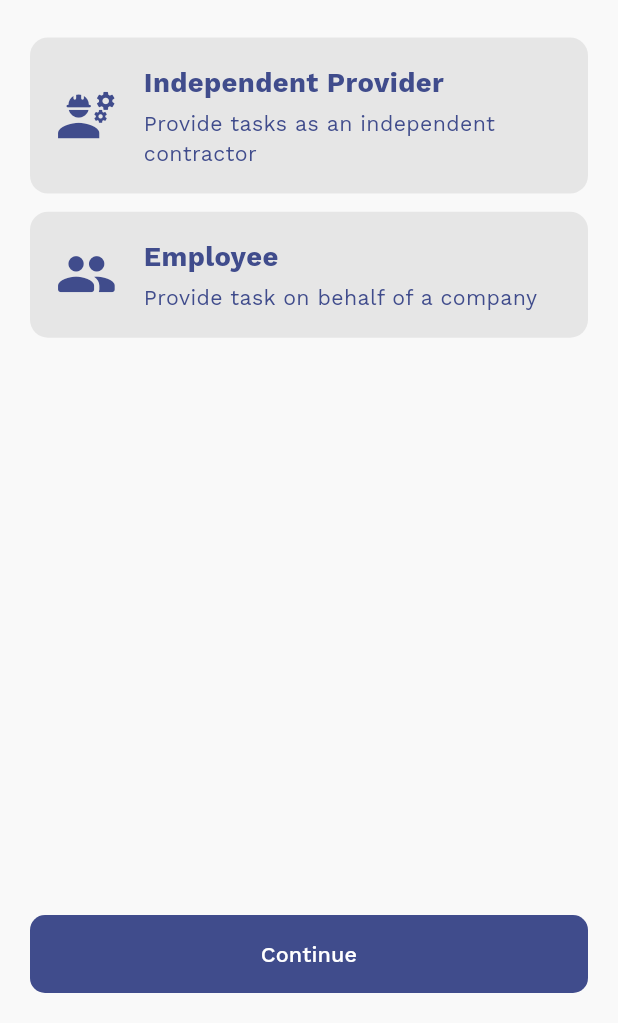
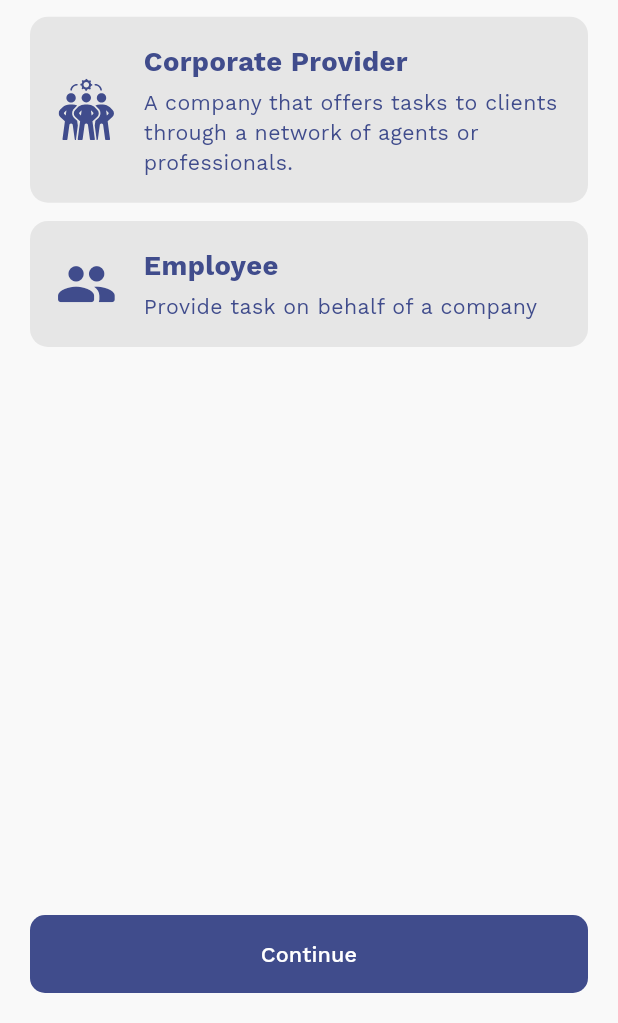
Before and after one commit to DevInnovech/ezpc_tasks_app, a Flutter app: the IndependentProviderSelectionScreen screen opened by its route, on a phone screen of 412 x 824 dp, the part 213-1236 px from its top. Run offline on Flutter 3.47's test engine with Material 3 defaults, Android fonts, the phone set to English and light mode, and no system bars; our stand-ins replace cached_network_image, equatable, firebase_auth, firebase_core, flutter_form_builder, flutter_riverpod and 6 more; accounts and stored records are empty; project files that could hold a hidden picture were left out.

Commit message:
register view
cambio de vistas de selecion de cuenta

```diff
--- a/lib/features/auth/presentation/screens/register/provider_employer_selector.dart
+++ b/lib/features/auth/presentation/screens/register/provider_employer_selector.dart
@@ -1,9 +1,11 @@
 import 'package:ezpc_tasks_app/features/auth/models/account_type.dart';
 import 'package:ezpc_tasks_app/routes/routes.dart';
+import 'package:ezpc_tasks_app/shared/utils/constans/k_images.dart';
 import 'package:ezpc_tasks_app/shared/utils/theme/constraints.dart';
 import 'package:ezpc_tasks_app/shared/utils/utils/utils.dart';
 import 'package:ezpc_tasks_app/shared/widgets/accounts_selector.dart';
 import 'package:ezpc_tasks_app/shared/widgets/custom_app_bar.dart';
+import 'package:ezpc_tasks_app/shared/widgets/custom_image.dart';
 import 'package:ezpc_tasks_app/shared/widgets/custom_text.dart';
 import 'package:ezpc_tasks_app/shared/widgets/primary_button.dart';
 import 'package:flutter/material.dart';
@@ -40,19 +42,20 @@ class _IndependentProviderSelectionScreenState
               fontWeight: FontWeight.bold,
               color: primaryColor,
             ),
-            const SizedBox(height: 24.0),
+            Utils.verticalSpace(10.0),
             AccountTypeSelector(
-              title: 'Independent Provider',
-              description: 'Provide tasks as an independent contractor',
-              iconOrImage: Icon(
-                Icons.engineering,
-                color: primaryColor,
-                size: iconSize,
+              title: 'Corporate Provider',
+              description:
+                  'A company that offers tasks to clients through a network of agents or professionals.',
+              iconOrImage: CustomImage(
+                path: KImages.corporatesvg,
+                height: iconSize,
+                width: iconSize,
               ),
-              isSelected: selectedIndependentType == 'Independent',
+              isSelected: selectedIndependentType == 'Corporate',
               onTap: () {
                 setState(() {
-                  selectedIndependentType = 'Independent';
+                  selectedIndependentType = 'Corporate';
                 });
               },
             ),
@@ -78,14 +81,14 @@ class _IndependentProviderSelectionScreenState
               onPressed: selectedIndependentType == null
                   ? null
                   : () {
-                      if (selectedIndependentType == 'Independent') {
+                      if (selectedIndependentType == 'Corporate') {
                         ref
                             .read(accountTypeProvider.notifier)
-                            .selectAccountType(AccountType.independentProvider);
+                            .selectAccountType(AccountType.corporateProvider);
 
                         Navigator.pushNamed(
                           context,
-                          RouteNames.createAccountScreen,
+                          RouteNames.signUpBusinessAccountScreen,
                         );
                       } else if (selectedIndependentType == 'Employee') {
                         ref
--- a/lib/routes/routes.dart
+++ b/lib/routes/routes.dart
@@ -33,8 +33,8 @@ class RouteNames {
 
   static const String accountTypeSelectionScreen =
       '/accountTypeSelectionScreen';
-  static const String providerTypeSelectionScreen =
-      '/providerTypeSelectionScreen';
+  /* static const String providerTypeSelectionScreen =
+      '/providerTypeSelectionScreen';*/
   static const String providerSelectionEmployer = '/providerSelectionEmployer';
 
   // static const String registrationScreen = '/registrationScreen';
@@ -112,9 +112,9 @@ class RouteNames {
       case RouteNames.accountTypeSelectionScreen:
         return MaterialPageRoute(
             settings: settings, builder: (_) => AccountTypeSelectionScreen());
-      case RouteNames.providerTypeSelectionScreen:
+      /* case RouteNames.providerTypeSelectionScreen:
         return MaterialPageRoute(
-            settings: settings, builder: (_) => ProviderTypeSelectionScreen());
+            settings: settings, builder: (_) => ProviderTypeSelectionScreen());*/
       case RouteNames.providerSelectionEmployer:
         return MaterialPageRoute(
             settings: settings,
```
Also changed, not shown: lib/features/auth/presentation/screens/register/cliente_provider_selector.dart (+37 -9 lines).
